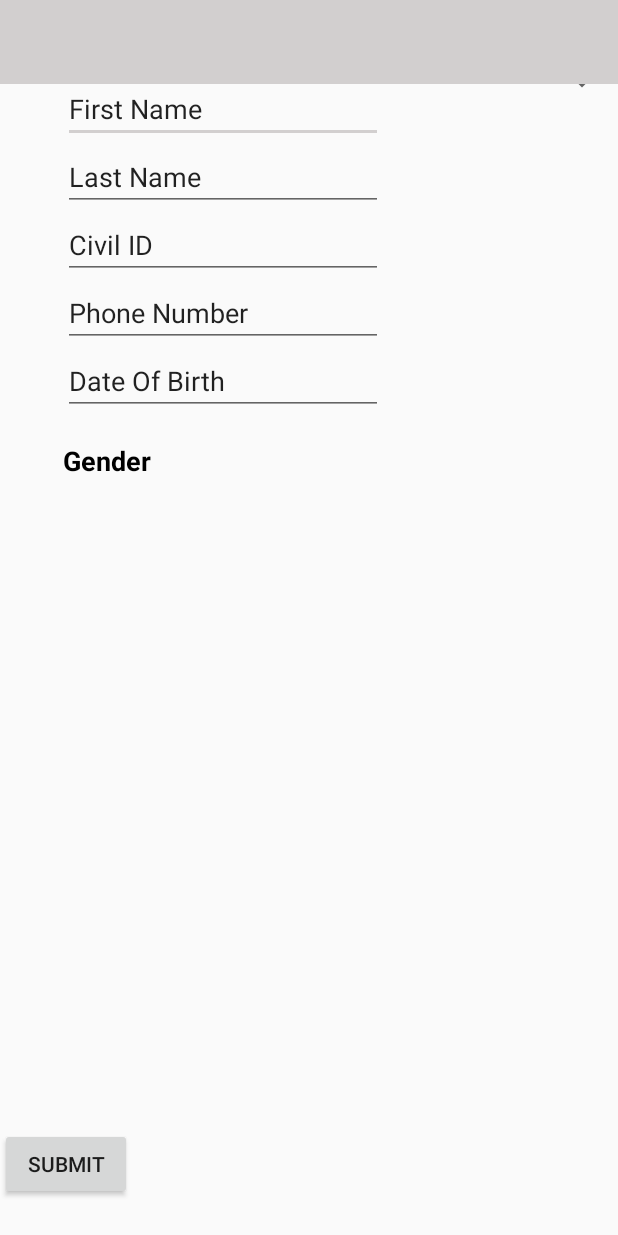
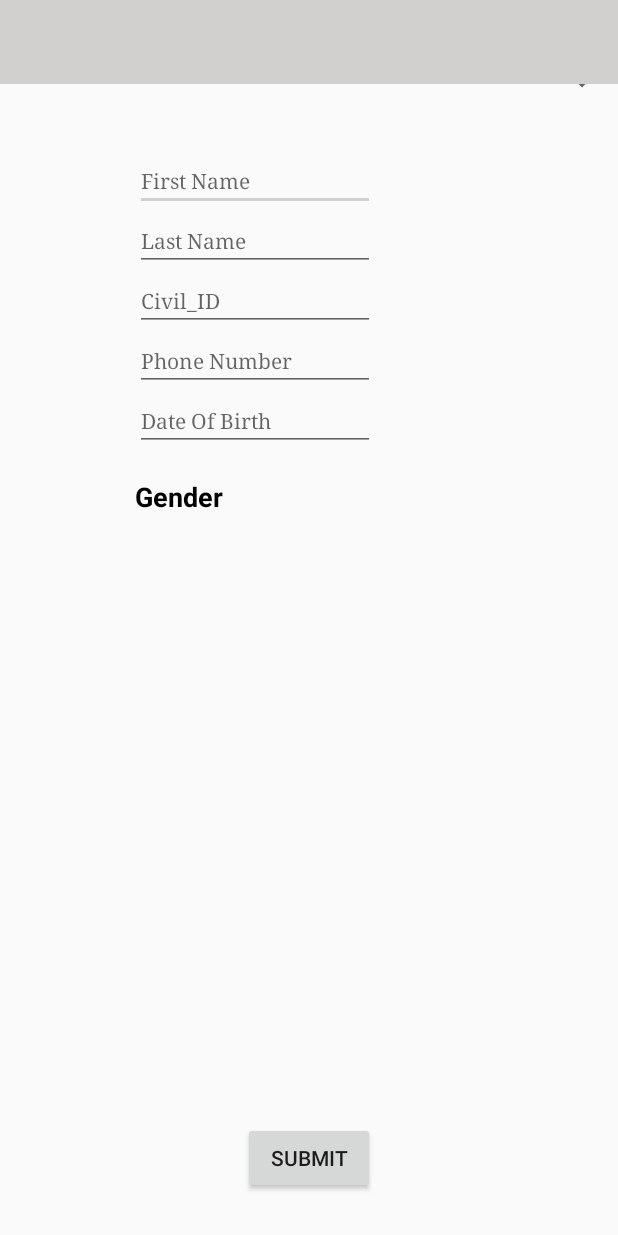
Before and after one commit to MahmoudAlawdh/Android, an Android app: the Register2Activity screen opened directly, with no data from a screen before it, on a phone screen of 412 x 824 dp. Run offline under Robolectric (Android 15) with nearby library versions, the phone set to English and light mode, and no system bars.

Commit message:
update register

```diff
--- a/app/src/main/res/layout/activity_register2.xml
+++ b/app/src/main/res/layout/activity_register2.xml
@@ -25,59 +25,67 @@
         android:id="@+id/first_name"
         android:layout_width="wrap_content"
         android:layout_height="wrap_content"
-        android:layout_marginLeft="42dp"
-        android:layout_marginStart="42dp"
-        android:layout_marginTop="50dp"
         android:ems="10"
+        android:fontFamily="serif"
+        android:hint="First Name"
         android:inputType="textPersonName"
-        android:text="First Name"
-        android:layout_alignParentTop="true"
-        android:layout_alignParentLeft="true"
-        android:layout_alignParentStart="true" />
+        android:textSize="14sp"
+        android:layout_marginTop="33dp"
+        android:layout_below="@+id/planets_spinner"
+        android:layout_alignRight="@+id/submit"
+        android:layout_alignEnd="@+id/submit" />
 
     <EditText
         android:id="@+id/last_name"
         android:layout_width="wrap_content"
         android:layout_height="wrap_content"
+        android:layout_alignLeft="@+id/first_name"
+        android:layout_alignStart="@+id/first_name"
+        android:layout_below="@+id/first_name"
         android:ems="10"
+        android:fontFamily="serif"
+        android:hint="Last Name"
         android:inputType="textPersonName"
-        android:text="Last Name"
-        android:layout_below="@+id/first_name"
-        android:layout_alignLeft="@+id/first_name"
-        android:layout_alignStart="@+id/first_name" />
+        android:textSize="14sp" />
 
     <EditText
         android:id="@+id/civil_id"
         android:layout_width="wrap_content"
         android:layout_height="wrap_content"
+        android:layout_alignLeft="@+id/last_name"
+        android:layout_alignStart="@+id/last_name"
+        android:layout_below="@+id/last_name"
         android:ems="10"
+        android:fontFamily="serif"
+        android:hint="Civil_ID"
         android:inputType="textPersonName"
-        android:text="Civil ID"
-        android:layout_below="@+id/last_name"
-        android:layout_alignLeft="@+id/last_name"
-        android:layout_alignStart="@+id/last_name" />
+        android:textSize="14sp" />
 
     <EditText
         android:id="@+id/phone"
         android:layout_width="wrap_content"
         android:layout_height="wrap_content"
+        android:layout_alignLeft="@+id/civil_id"
+        android:layout_alignStart="@+id/civil_id"
+        android:layout_below="@+id/civil_id"
         android:ems="10"
+        android:fontFamily="serif"
+        android:hint="Phone Number"
         android:inputType="phone"
-        android:text="Phone Number"
-        android:layout_below="@+id/civil_id"
-        android:layout_alignLeft="@+id/civil_id"
-        android:layout_alignStart="@+id/civil_id" />
+        android:textSize="14sp" />
 
     <EditText
         android:id="@+id/date_of_birth"
         android:layout_width="wrap_content"
         android:layout_height="wrap_content"
+        android:layout_alignLeft="@+id/phone"
+        android:layout_alignStart="@+id/phone"
+        android:layout_below="@+id/phone"
         android:ems="10"
+        android:fontFamily="serif"
+        android:hint="Date Of Birth"
         android:inputType="date"
-        android:text="Date Of Birth"
-        android:layout_below="@+id/phone"
-        android:layout_alignLeft="@+id/phone"
-        android:layout_alignStart="@+id/phone" />
+        android:textSize="14sp" />
 
     <TextView
         android:id="@+id/gender"
@@ -105,11 +113,10 @@
         android:id="@+id/submit"
         android:layout_width="wrap_content"
         android:layout_height="wrap_content"
+        android:layout_marginBottom="28dp"
+        android:text="Submit"
         android:layout_alignParentBottom="true"
-        android:layout_marginBottom="24dp"
-        android:layout_toEndOf="@+id/female"
-        android:layout_toRightOf="@+id/female"
-        android:text="Submit" />
+        android:layout_centerHorizontal="true" />
 
     <RadioGroup
         android:layout_width="wrap_content"
@@ -124,7 +131,7 @@
             android:layout_width="wrap_content"
             android:layout_height="wrap_content"
             android:layout_weight="1"
-            android:text="RadioButton" />
+            android:text="Male" />
 
         <RadioButton
             android:id="@+id/female"
```
